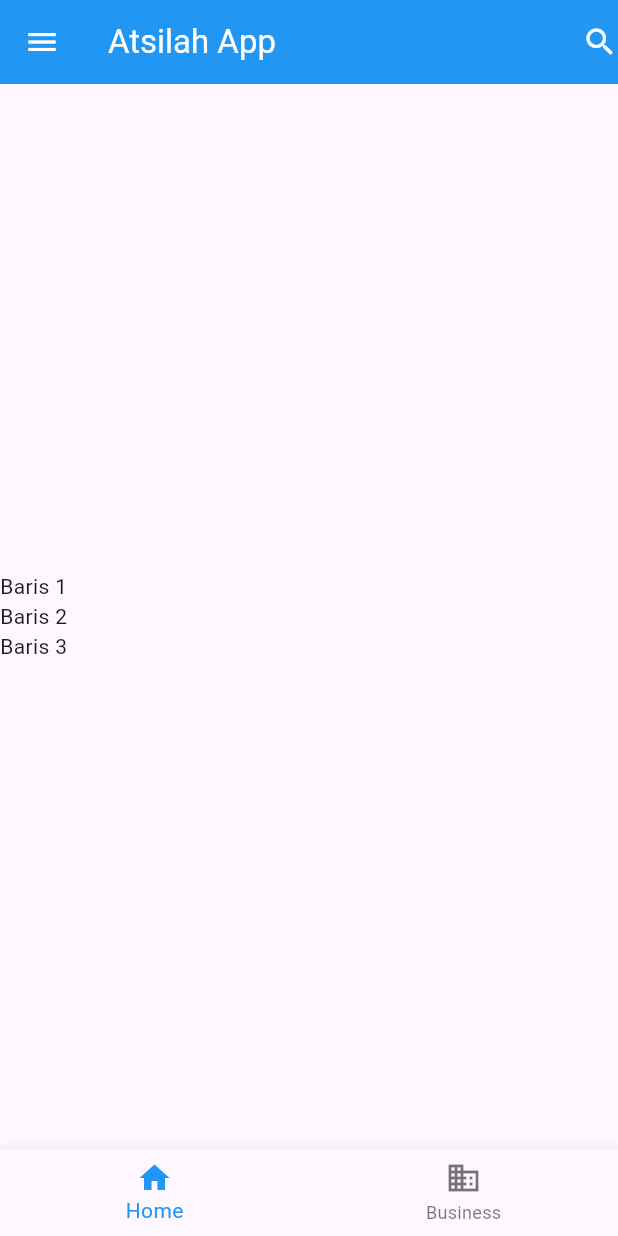
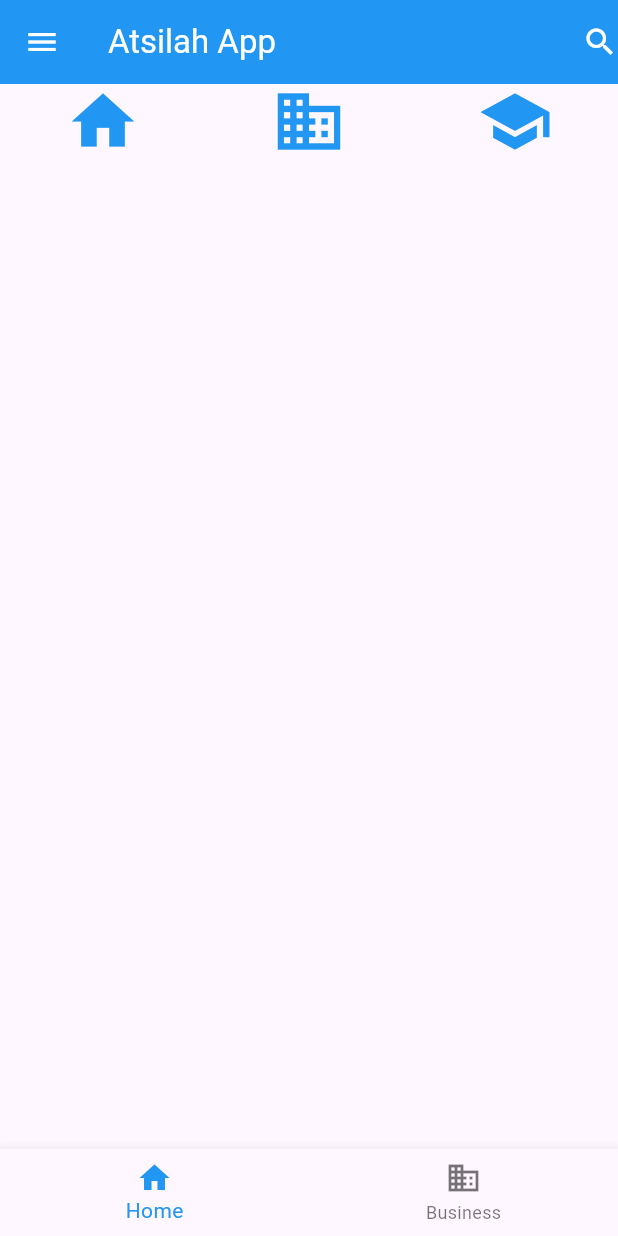
Before and after one commit to atslhamny/PemrogramanMobile, a Flutter app: the screen it shows after launch, on a phone screen of 412 x 824 dp. Run offline on Flutter 3.47's test engine with Material 3 defaults, Android fonts, the phone set to English and light mode, and no system bars.

Commit message:
PRJ6: Dasar WIdget. add Row

```diff
--- a/project6flutter/lib/main.dart
+++ b/project6flutter/lib/main.dart
@@ -22,13 +22,12 @@ class AtsilahApp extends StatelessWidget {
             // Icons(Icons.more_vert),
           ],
         ),
-        body: Column(
-          mainAxisAlignment: MainAxisAlignment.center,
-          crossAxisAlignment: CrossAxisAlignment.center,
+        body: Row(
+          mainAxisAlignment: MainAxisAlignment.spaceAround,
           children: [
-            Text("Baris 1"),
-            Text("Baris 2"),
-            Text("Baris 3"),
+            Icon(Icons.home, size: 50, color: Colors.blue),
+            Icon(Icons.business, size: 50, color: Colors.blue),
+            Icon(Icons.school, size: 50, color: Colors.blue),
           ],
         ),
         drawer: Drawer(
```
